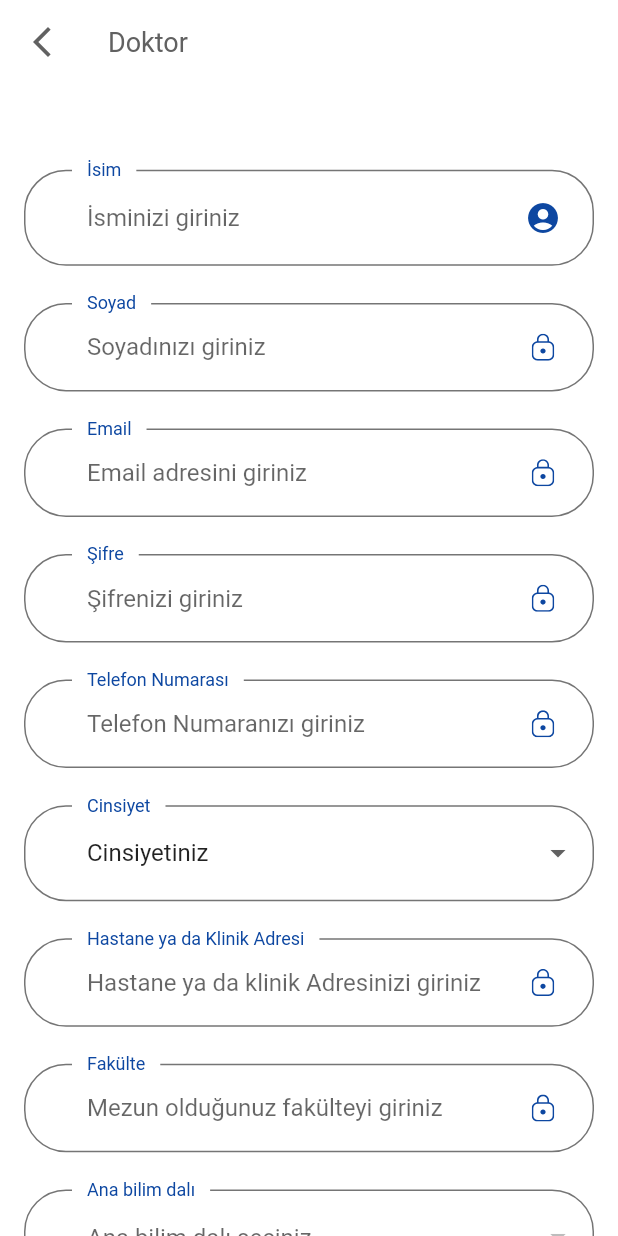
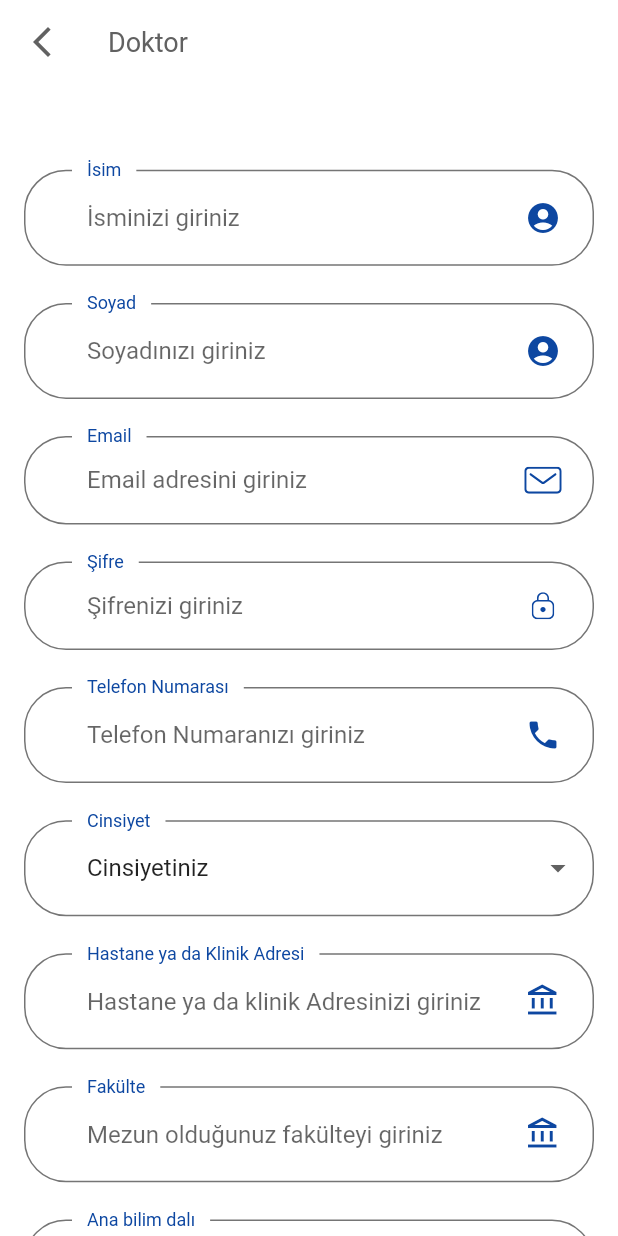
Before and after one commit to aenesyvz/teletip_project_app, a Flutter app: the DoctorForRegister screen opened directly, on a phone screen of 412 x 824 dp. Run offline on Flutter 3.47's test engine with Material 2 defaults, Android fonts, the phone set to English and light mode, and no system bars; our stand-ins replace curved_navigation_bar, email_validator, flutter_svg; network calls fail; Roboto replaces fonts that are missing (Muli).

Commit message:
updated160123v1

```diff
--- a/lib/screens/auth/register/components/registerForDoctor.dart
+++ b/lib/screens/auth/register/components/registerForDoctor.dart
@@ -99,7 +99,15 @@ class _DoctorForRegisterState extends State<DoctorForRegister> {
                         hintText: "Soyadınızı giriniz",
                         floatingLabelBehavior: FloatingLabelBehavior.always,
                         suffixIcon:
-                            const CustomSuffixIcon(svgIcon: "assets/icons/Lock.svg"),
+                            Padding(
+                              padding: const EdgeInsets.fromLTRB(
+                              0,
+                              20,
+                              20,
+                              20,
+                            ),
+                              child: Icon(Icons.account_circle,color: Colors.blue.shade900,),
+                            )
                       ),
                       onChanged: (value) {},
 
@@ -111,13 +119,14 @@ class _DoctorForRegisterState extends State<DoctorForRegister> {
                       height: _height * 0.03,
                     ),
                       TextFormField(
+                        keyboardType: TextInputType.emailAddress,
                       decoration:  InputDecoration(
                         labelText: "Email",
                         labelStyle: TextStyle(color: kPrimaryColor),
                         hintText: "Email adresini giriniz",
                         floatingLabelBehavior: FloatingLabelBehavior.always,
                         suffixIcon:
-                            const CustomSuffixIcon(svgIcon: "assets/icons/Lock.svg"),
+                            const CustomSuffixIcon(svgIcon: "assets/icons/Mail.svg"),
                       ),
                       onChanged: (value) {},
 
@@ -147,13 +156,22 @@ class _DoctorForRegisterState extends State<DoctorForRegister> {
                       height: _height * 0.03,
                     ),
                     TextFormField(
+                      keyboardType: TextInputType.phone,
                       decoration:  InputDecoration(
                         labelText: "Telefon Numarası",
                         labelStyle: TextStyle(color: kPrimaryColor),
                         hintText: "Telefon Numaranızı giriniz",
                         floatingLabelBehavior: FloatingLabelBehavior.always,
                         suffixIcon:
-                            const CustomSuffixIcon(svgIcon: "assets/icons/Lock.svg"),
+                           Padding(
+                              padding: const EdgeInsets.fromLTRB(
+                              0,
+                              20,
+                              20,
+                              20,
+                            ),
+                              child: Icon(Icons.phone,color: Colors.blue.shade900,),
+                            )
                       ),
 
                       onChanged: (value) {},
@@ -197,7 +215,15 @@ class _DoctorForRegisterState extends State<DoctorForRegister> {
                         hintText: "Hastane ya da klinik Adresinizi giriniz",
                         floatingLabelBehavior: FloatingLabelBehavior.always,
                         suffixIcon:
-                            const CustomSuffixIcon(svgIcon: "assets/icons/Lock.svg"),
+                            Padding(
+                              padding: const EdgeInsets.fromLTRB(
+                              0,
+                              20,
+                              20,
+                              20,
+                            ),
+                              child: Icon(Icons.account_balance_outlined,color: Colors.blue.shade900,),
+                            )
                       ),
 
                       onChanged: (value) {},
@@ -216,7 +242,15 @@ class _DoctorForRegisterState extends State<DoctorForRegister> {
                         hintText: "Mezun olduğunuz fakülteyi giriniz",
                         floatingLabelBehavior: FloatingLabelBehavior.always,
                         suffixIcon:
-                            const CustomSuffixIcon(svgIcon: "assets/icons/Lock.svg"),
+                              Padding(
+                              padding: const EdgeInsets.fromLTRB(
+                              0,
+                              20,
+                              20,
+                              20,
+                            ),
+                              child: Icon(Icons.account_balance_outlined,color: Colors.blue.shade900,),
+                            )
                       ),
 
                       onChanged: (value) {},
--- a/lib/screens/doctor/components/doctor_home.dart
+++ b/lib/screens/doctor/components/doctor_home.dart
@@ -15,11 +15,6 @@ class DoctorHome extends StatefulWidget {
 }
 
 class _DoctorHomeState extends State<DoctorHome> {
-  int counter = 0;
-  @override
-  void initState() {
-    super.initState();
-  }
   @override
   Widget build(BuildContext context) {
     return Scaffold(
--- a/lib/screens/doctor/components/doctor_message.dart
+++ b/lib/screens/doctor/components/doctor_message.dart
@@ -21,7 +21,7 @@ class DoctorMessage extends StatefulWidget {
 class _DoctorMessageState extends State<DoctorMessage> {
   List<Patient> patients = <Patient>[];
   List<Message> doctorMessages = <Message>[];
-    bool isEmpty= false;
+  bool isEmpty= false;
   bool isLoading = true;
    @override
   void initState() {
--- a/lib/services/doctor_service.dart
+++ b/lib/services/doctor_service.dart
@@ -21,10 +21,6 @@ class DoctorService {
     // }).catchError((_) => APIResponse<Doctor>(error:true,errorMessage:"An error occured");
 
     return await http.get(Uri.parse(newPath + "/login/email/$email/password/$password"),headers: Environment.HEADERS );
-  }
-
-   static Future getAllByEmail(String email)async {
-    return await http.get(Uri.parse(newPath + "/getbyemail/$email"),headers: Environment.HEADERS);
   }
 
   static Future getAllByFirstName(String firstName)async {
```
Also changed, not shown: lib/screens/auth/register/components/registerForPatient.dart (+30 -4 lines), lib/screens/doctor/components/doctor_profile.dart (+21 -11 lines), lib/screens/doctor/doctor_screen.dart (+4 -4 lines), lib/screens/patient/components/patient_profile.dart (+35 -20 lines), lib/screens/patient/doctor_profile_view.dart (+4 -4 lines), lib/screens/patient/patient_comment.dart (+9 -6 lines).
